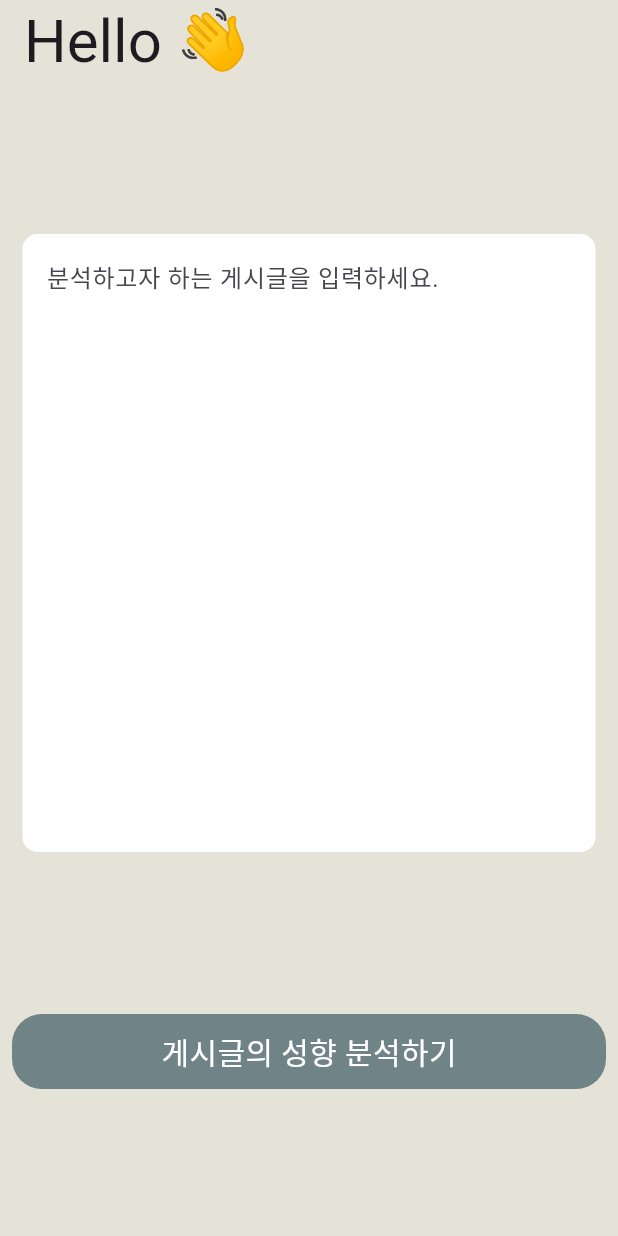
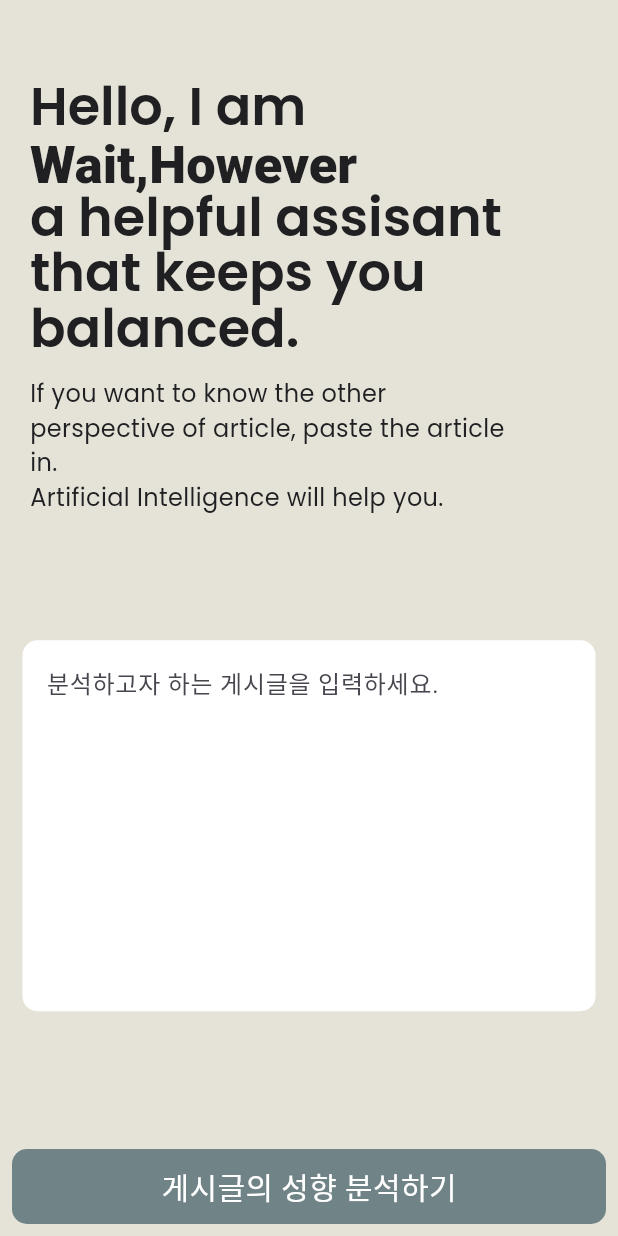
Before and after one commit to DutchVandaline/Wait_However, a Flutter app: the screen it shows after launch, on a phone screen of 412 x 824 dp. Run offline on Flutter 3.47's test engine with Material 3 defaults, Android fonts, the light colour scheme and no system bars; our stand-ins replace flutter_markdown, google_generative_ai.

Commit message:
added ui

```diff
--- a/lib/Constants.dart
+++ b/lib/Constants.dart
@@ -4,7 +4,7 @@ class Constants{
   """;
 
   String prompt_Engineering = """
-  당신은 다양한 시선을 제공하는 인공지능입니다. 당신이 결과에 포함해야할 내용은 세 가지 입니다. 첫째, 사용자가 기사나 게시글을 올리면, 해당 글이 보수인지 진보인지, 선동적인지 아닌지를 구분짓습니다. 둘째, 글에서 언급한 발생한 사실을 추출합니다. 셋째, 해당 글의 시선과 반대되는 입장이나 가려진 부분에서 고려해 볼 만한 사항을 기술합니다. 짧은 세 문단으로 이루어진, 토글 형태의 답변을 제공하십시오. 영어 게시글의 경우에도 한글로 작성하십시오.
+  당신은 다양한 관점을 제공하는 인공지능입니다. 마크다운 문법은 사용하지 마십시오. 당신이 결과에 포함해야할 내용은 네 가지 입니다. 첫째, 사용자가 기사나 게시글을 올리면, 해당 글의 정치 성향을 보수, 중도, 진보로 구분짓고 선동의 수준 1~5까지의 숫자로 나타내십시오. 답변 형태는 다음과 같습니다. policy: 중도, agitation: 3 둘째, 글에서 핵심되는 키워드를 5개 추출하여 slash(/)로 구분합니다. 셋째, 글에서 언급한 발생한 사실을 한 줄의 토글로 간단하게 추출합니다. 넷째, 해당 글의 시선과 반대되는 입장이나 가려진 부분, 고려해 볼 만한 사항을 토글로 알아보기 쉽게 기술하십시오. 답변 시에는 "zai_tendency", "zai_keyword", "zai_facts", "zai_perspective"을 제목으로 하고 마크다운 문법은 사용하지 마십시오.
   """;
 
 }
--- a/lib/Screens/HomeScreen.dart
+++ b/lib/Screens/HomeScreen.dart
@@ -20,20 +20,59 @@ class _HomeScreenState extends State<HomeScreen> {
         appBar: AppBar(
           backgroundColor: Theme.of(context).scaffoldBackgroundColor,
           centerTitle: false,
-          title: const Text(
-            "Hello 👋",
-            style: TextStyle(fontSize: 40.0),
+        ),
+        body: SafeArea(
+          child: Column(
+            mainAxisAlignment: MainAxisAlignment.spaceBetween,
+            crossAxisAlignment: CrossAxisAlignment.start,
+            children: [
+              Padding(
+                padding: const EdgeInsets.only(left: 20.0),
+                child: Column(
+                  mainAxisAlignment: MainAxisAlignment.start,
+                  crossAxisAlignment: CrossAxisAlignment.start,
+                  children: [
+                    RichText(
+                      textAlign: TextAlign.start,
+                      text: TextSpan(
+                        style: TextStyle(
+                            fontFamily: "Poppins",
+                            fontWeight: FontWeight.w600,
+                            fontSize: 35.0,
+                            color: Theme.of(context).primaryColorLight,
+                            height: 1.05),
+                        children: const <TextSpan>[
+                          TextSpan(text: 'Hello, I am\n'),
+                          TextSpan(
+                              text: 'Wait,However\n',
+                              style: TextStyle(
+                                  fontSize: 35.0, fontWeight: FontWeight.w800)),
+                          TextSpan(
+                              text:
+                                  'a helpful assisant\nthat keeps you\nbalanced.'),
+                        ],
                       ),
                     ),
-        body: Column(
-          mainAxisAlignment: MainAxisAlignment.spaceEvenly,
-          crossAxisAlignment: CrossAxisAlignment.center,
-          children: [
                     Padding(
-              padding:
-                  const EdgeInsets.symmetric(vertical: 10.0, horizontal: 15.0),
+                      padding: const EdgeInsets.only(top: 10.0),
+                      child: SizedBox(
+                          width: MediaQuery.of(context).size.width * 0.8,
+                          child: Text(
+                            "If you want to know the other perspective of article, paste the article in.\nArtificial Intelligence will help you.",
+                            style: TextStyle(
+                                fontFamily: "Poppins",
+                                fontSize: 16.0,
+                                color: Theme.of(context).primaryColorLight),
+                          )),
+                    )
+                  ],
+                ),
+              ),
+              Padding(
+                padding: const EdgeInsets.symmetric(
+                    vertical: 10.0, horizontal: 15.0),
                 child: Container(
-                height: MediaQuery.of(context).size.height * 0.5,
+                  height: MediaQuery.of(context).size.height * 0.3,
                   decoration: BoxDecoration(
                       color: Theme.of(context).cardColor,
                       borderRadius: BorderRadius.circular(10.0)),
@@ -46,7 +85,8 @@ class _HomeScreenState extends State<HomeScreen> {
                     },
                     decoration: InputDecoration(
                       border: OutlineInputBorder(
-                        borderSide: const BorderSide(color: Colors.transparent),
+                          borderSide:
+                              const BorderSide(color: Colors.transparent),
                           borderRadius: BorderRadius.circular(10.0)),
                       focusedBorder: const OutlineInputBorder(
                           borderSide: BorderSide(color: Colors.transparent)),
@@ -62,8 +102,9 @@ class _HomeScreenState extends State<HomeScreen> {
                 padding: const EdgeInsets.all(8.0),
                 child: GestureDetector(
                   onTap: () {
-                  articleController.text == "" || articleController.text.isEmpty
-                      ? (){}
+                    articleController.text == "" ||
+                            articleController.text.isEmpty
+                        ? () {}
                         : Navigator.push(
                             context,
                             MaterialPageRoute(
@@ -75,7 +116,7 @@ class _HomeScreenState extends State<HomeScreen> {
                     height: 50.0,
                     decoration: BoxDecoration(
                       color: Theme.of(context).canvasColor,
-                    borderRadius: BorderRadius.circular(20.0),
+                      borderRadius: BorderRadius.circular(10.0),
                     ),
                     child: const Center(
                         child: Text(
@@ -86,6 +127,7 @@ class _HomeScreenState extends State<HomeScreen> {
                 ),
               )
             ],
+          ),
         ));
   }
 }
```
Also changed, not shown: lib/Screens/AnalysisScreen.dart (+127 -63 lines), lib/Services/ai_services.dart (added, +54 -0 lines), pubspec.yaml (+15 -6 lines), assets/fonts/Poppins-Black.ttf (added), assets/fonts/Poppins-Bold.ttf (added), assets/fonts/Poppins-ExtraBold.ttf (added), assets/fonts/Poppins-ExtraLight.ttf (added), assets/fonts/Poppins-Light.ttf (added), assets/fonts/Poppins-Medium.ttf (added), assets/fonts/Poppins-Regular.ttf (added), assets/fonts/Poppins-SemiBold.ttf (added), assets/fonts/Poppins-Thin.ttf (added), 2 other files. Lines whose indentation alone changed are shown as unchanged.
